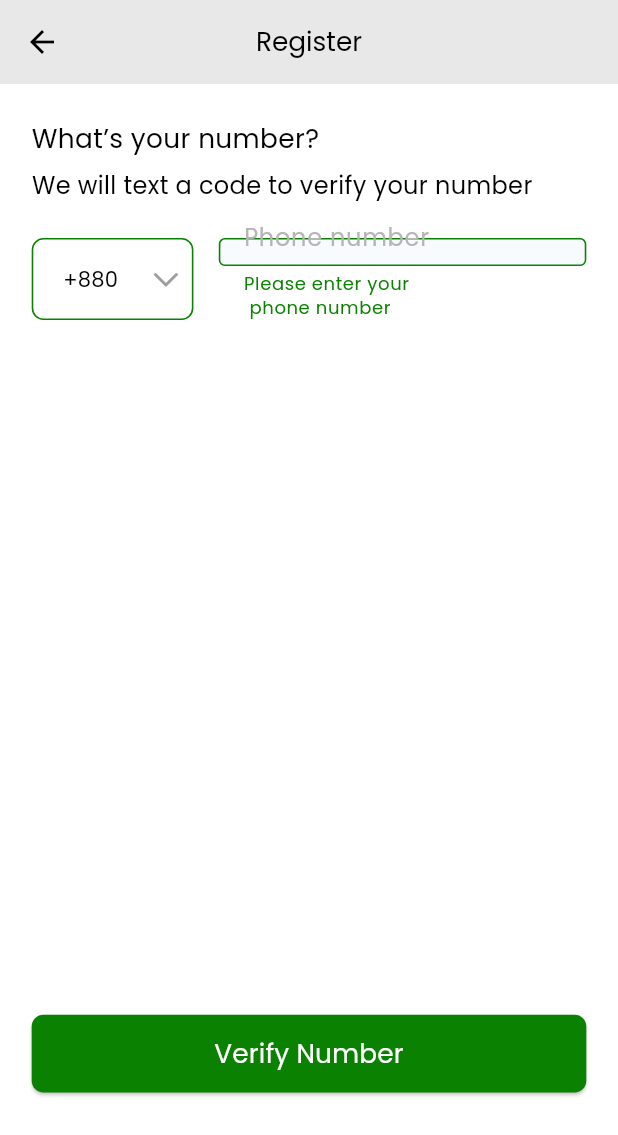
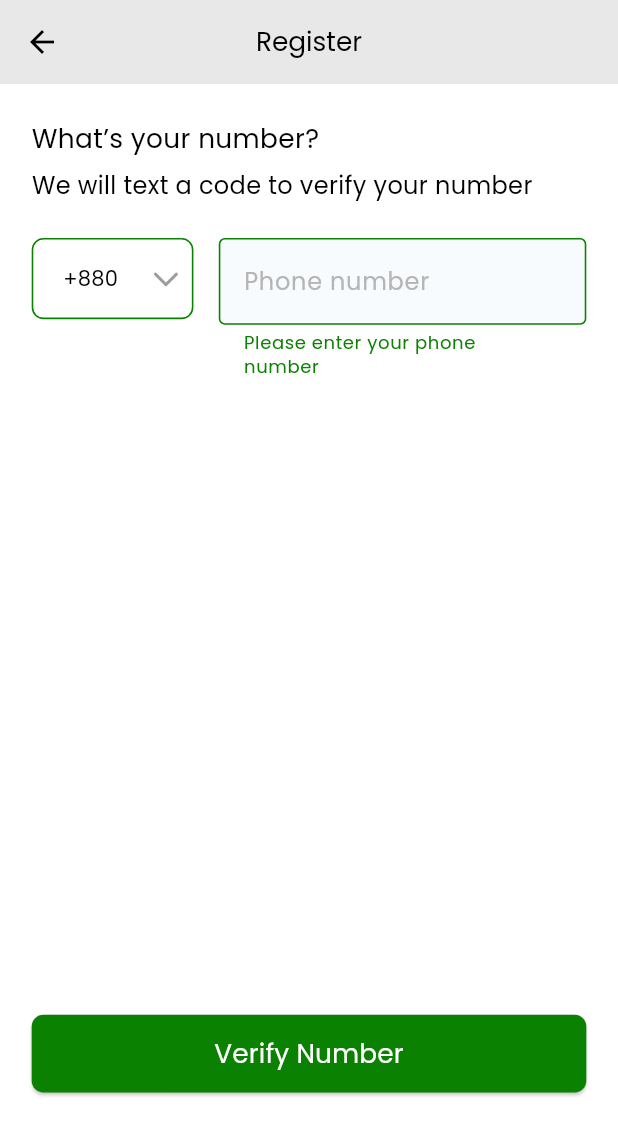
Before and after one commit to bdCalling-Sdt-hub/Stock-Cartel, a Flutter app: the RegisterScreen screen opened by its route, after a tap on "Verify Number", on a phone screen of 412 x 824 dp. Shown: the top 1135 px of the screen. Run offline on Flutter 3.47's test engine with Material 3 defaults, Android fonts, the light colour scheme and no system bars; drawn by our look-alikes of country_code_picker; our stand-ins replace connectivity_plus, flutter_chat_bubble, flutter_screenutil, flutter_spinkit, flutter_svg, fluttertoast and 6 more; missing offline and left inert: mime_type; accounts and stored records are empty.

Commit message:
auth section some issue fix

```diff
--- a/lib/views/screens/auth/forgotPassword/forgot_password_screen.dart
+++ b/lib/views/screens/auth/forgotPassword/forgot_password_screen.dart
@@ -54,6 +54,7 @@ class _ForgotPasswordScreenState extends State<ForgotPasswordScreen> {
                 ),
                 //====================================> Phone Number Text Field <=========================
                 Row(
+                  crossAxisAlignment: CrossAxisAlignment.start,
                   mainAxisAlignment: MainAxisAlignment.spaceBetween,
                   children: [
                     Container(
@@ -92,19 +93,16 @@ class _ForgotPasswordScreenState extends State<ForgotPasswordScreen> {
                     ),
                     SizedBox(width: 16.w),
                     Expanded(
-                      child: SizedBox(
-                        height: 56.h,
                       child: CustomTextField(
                         keyboardType: TextInputType.phone,
                         controller: phoneNumberCTRl,
                         hintText: AppStrings.phoneNumber.tr,
                         validator: (value) {
                           if (value == null || value.isEmpty) {
-                              return "Please enter your \nphone number";
+                            return "Please enter your phone \nnumber";
                           }
                           return null;
                         },
-                        ),
                       ),
                     )
                   ],
--- a/lib/views/screens/auth/logInScreen/log_in_screen.dart
+++ b/lib/views/screens/auth/logInScreen/log_in_screen.dart
@@ -54,6 +54,7 @@ class _LogInScreenState extends State<LogInScreen> {
                 ),
                 //====================================> Phone Number Text Field <=========================
                 Row(
+                  crossAxisAlignment: CrossAxisAlignment.start,
                   mainAxisAlignment: MainAxisAlignment.spaceBetween,
                   children: [
                     Container(
@@ -92,19 +93,16 @@ class _LogInScreenState extends State<LogInScreen> {
                     ),
                     SizedBox(width: 16.w),
                     Expanded(
-                      child: SizedBox(
-                        height: 56.h,
                       child: CustomTextField(
                         keyboardType: TextInputType.phone,
                         controller: authController.logInPhoneNumberCtrl,
                         hintText: AppStrings.phoneNumber.tr,
                         validator: (value) {
                           if (value == null || value.isEmpty) {
-                              return "Please enter your \nphone number";
+                            return "Please enter your phone \nnumber";
                           }
                           return null;
                         },
-                        ),
                       ),
                     )
                   ],
--- a/lib/views/screens/auth/registerScreen/register_screen.dart
+++ b/lib/views/screens/auth/registerScreen/register_screen.dart
@@ -55,10 +55,11 @@ class _RegisterScreenState extends State<RegisterScreen> {
               ),
               //====================================> Phone Number Text Field <=========================
               Row(
+                crossAxisAlignment: CrossAxisAlignment.start,
                 mainAxisAlignment: MainAxisAlignment.spaceBetween,
                 children: [
                   Container(
-                    height: 56.h,
+                    //height: 56.h,
                     decoration: BoxDecoration(
                         border: Border.all(
                             width: 1.w, color: AppColors.primaryColor),
@@ -93,19 +94,16 @@ class _RegisterScreenState extends State<RegisterScreen> {
                   ),
                   SizedBox(width: 16.w),
                   Expanded(
-                    child: SizedBox(
-                      height: 56.h,
                     child: CustomTextField(
                       keyboardType: TextInputType.phone,
                       controller: _authController.phoneNumberCTRl,
                       hintText: AppStrings.phoneNumber.tr,
                       validator: (value) {
                         if (value == null || value.isEmpty) {
-                            return "Please enter your\n phone number";
+                          return "Please enter your phone \nnumber";
                         }
                         return null;
                       },
-                      ),
                     ),
                   )
                 ],
```
Lines whose indentation alone changed are shown as unchanged.
